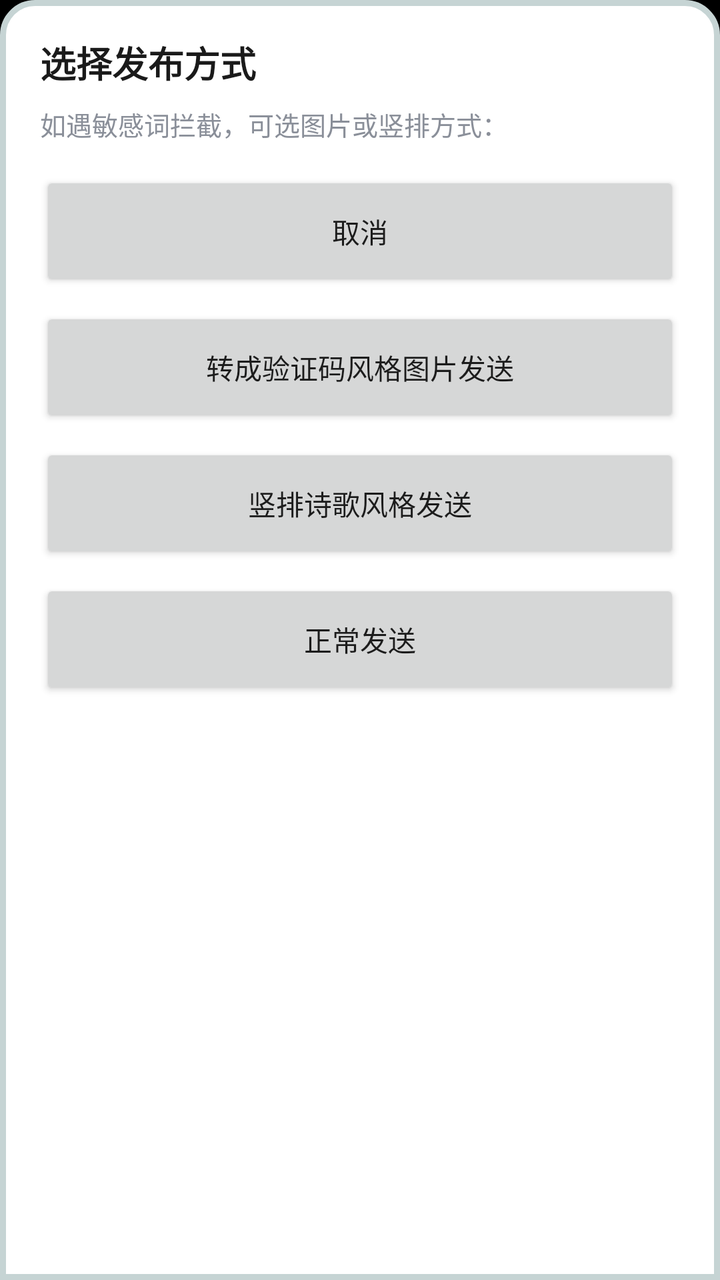
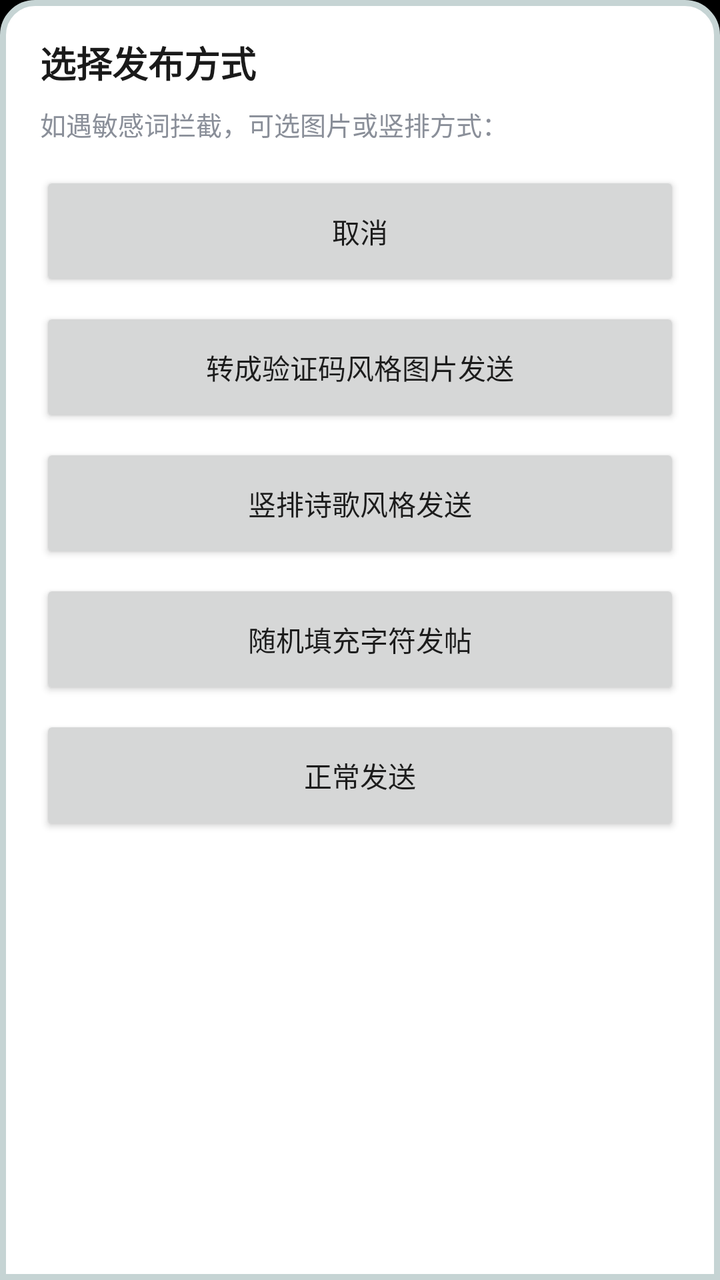

Two renders of the same Android screen: before a commit and after it. Below are the layout's source before the change and the commit's diff.
<!-- AndroidManifest.xml: application theme AppTheme -->
<!-- res/layout/dialog_publish_method.xml -->
<?xml version="1.0" encoding="utf-8"?>
<LinearLayout xmlns:android="http://schemas.android.com/apk/res/android"
    android:layout_width="match_parent"
    android:layout_height="wrap_content"
    android:orientation="vertical"
    android:background="@drawable/dialog_bottom_sheet_bg"
    android:paddingStart="20dp"
    android:paddingTop="18dp"
    android:paddingEnd="20dp"
    android:paddingBottom="48dp">

    <TextView
        android:id="@+id/pm_title"
        android:layout_width="match_parent"
        android:layout_height="wrap_content"
        android:text="选择发布方式"
        android:textColor="@color/mine_row_title"
        android:textSize="18sp"
        android:textStyle="bold" />

    <TextView
        android:id="@+id/pm_desc"
        android:layout_width="match_parent"
        android:layout_height="wrap_content"
        android:layout_marginTop="8dp"
        android:text="如遇敏感词拦截，可选图片或竖排方式："
        android:textColor="@color/mine_row_summary"
        android:textSize="13sp" />

    <Button
        android:id="@+id/pm_btn_cancel"
        android:layout_width="match_parent"
        android:layout_height="60dp"
        android:layout_marginTop="14dp"
        android:text="取消"
        android:textAllCaps="false" />

    <Button
        android:id="@+id/pm_btn_jpg"
        android:layout_width="match_parent"
        android:layout_height="60dp"
        android:layout_marginTop="8dp"
        android:text="转成验证码风格图片发送"
        android:textAllCaps="false" />

    <Button
        android:id="@+id/pm_btn_vertical"
        android:layout_width="match_parent"
        android:layout_height="60dp"
        android:layout_marginTop="8dp"
        android:text="竖排诗歌风格发送"
        android:textAllCaps="false" />

    <Button
        android:id="@+id/pm_btn_normal"
        android:layout_width="match_parent"
        android:layout_height="60dp"
        android:layout_marginTop="8dp"
        android:text="正常发送"
        android:textAllCaps="false" />

</LinearLayout>
<!-- resources referenced by this layout -->
<resources>
  <color name="mine_row_summary">#8A8F99</color>
  <color name="mine_row_title">#1A1A1A</color>
  <!-- drawable dialog_bottom_sheet_bg (drawable) -->
  <?xml version="1.0" encoding="utf-8"?>
  <shape xmlns:android="http://schemas.android.com/apk/res/android"
      android:shape="rectangle">
      <solid android:color="@color/body_background_night" />
      <stroke
          android:width="3dp"
          android:color="@color/recycler_view_divider" />
      <corners
          android:topLeftRadius="16dp"
          android:topRightRadius="16dp"
          android:bottomLeftRadius="0dp"
          android:bottomRightRadius="0dp" />
  </shape>
  <style name="AppTheme" parent="Theme.AppCompat.Light.DarkActionBar">
      
      <item name="android:windowOptOutEdgeToEdgeEnforcement">true</item>
      
      <item name="colorPrimary">@color/colorPrimary</item>
      <item name="colorPrimaryDark">@color/colorPrimaryDark</item>
      <item name="colorAccent">@color/colorAccent</item>
  
      <item name="android:windowIsTranslucent">true</item>
      <item name="android:windowAnimationStyle">@style/ActivityAnimFade</item>
  
      
      <item name="android:windowBackground">@color/black_background</item>
  
      <item name="preferenceTheme">@style/MyPreferenceThemeOverlay</item>
    </style>
  <color name="body_background_night">#FFFFFF</color>
  <color name="recycler_view_divider">#c6d4d4</color>
  <color name="colorPrimary">#607D8B</color>
  <color name="colorPrimaryDark">#455A64</color>
  <color name="colorAccent">#FF4081</color>
  <style name="ActivityAnimFade" parent="@android:style/Animation.Activity">
      <item name="android:activityOpenEnterAnimation">@anim/activity_fade_in</item>
      <item name="android:activityOpenExitAnimation">@anim/activity_hold</item>
      <item name="android:activityCloseEnterAnimation">@anim/activity_fade_in</item>
      <item name="android:activityCloseExitAnimation">@anim/activity_fade_out</item>
    </style>
  <color name="black_background">#000000</color>
  <style name="MyPreferenceThemeOverlay" parent="PreferenceThemeOverlay.v14.Material">
      <item name="android:background">@color/body_background_night</item>
      <item name="android:textColor">@color/status_text_night</item>
      <item name="android:textColorSecondary">@color/blue_text_night</item>
    </style>
  <color name="status_text_night">#000000</color>
  <color name="blue_text_night">#0099FF</color>
</resources>

<!-- the commit's change to res/layout/dialog_publish_method.xml (unified diff, before → after) -->
@@ -52,6 +52,14 @@
         android:textAllCaps="false" />
 
     <Button
+        android:id="@+id/pm_btn_random_symbols"
+        android:layout_width="match_parent"
+        android:layout_height="60dp"
+        android:layout_marginTop="8dp"
+        android:text="随机填充字符发帖"
+        android:textAllCaps="false" />
+
+    <Button
         android:id="@+id/pm_btn_normal"
         android:layout_width="match_parent"
         android:layout_height="60dp"
